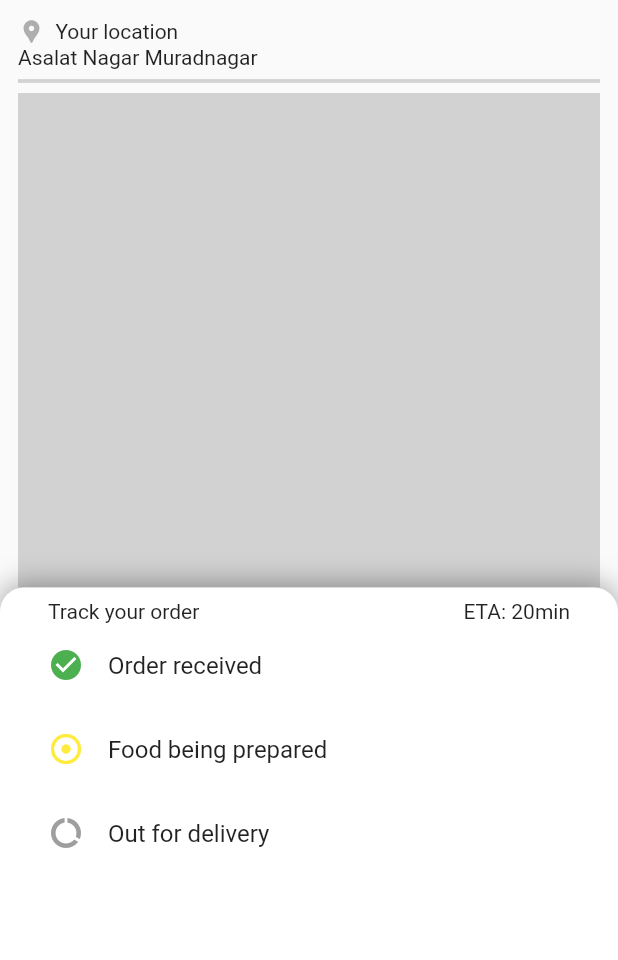
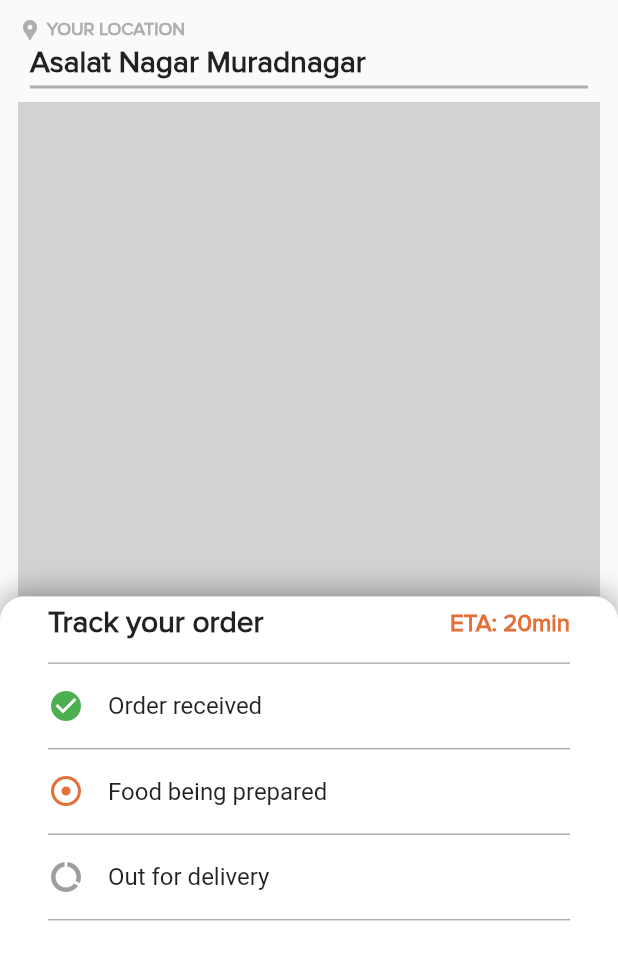
Before and after one commit to Ayush783/location_tracking_example, a Flutter app: the screen it shows after launch, on a phone screen of 412 x 824 dp. Shown: the top 960 px of the screen. Run offline on Flutter 3.47's test engine with Material 2 defaults, Android fonts, the phone set to English and light mode, and no system bars.

Commit message:
ui complete

```diff
--- a/lib/screen/homepage.dart
+++ b/lib/screen/homepage.dart
@@ -23,15 +23,43 @@ class Homepage extends StatelessWidget {
                       Icon(
                         Icons.location_pin,
                         color: Color(0xffAEAEAE),
-                        size: 18,
+                        size: 16,
                       ),
-                      Text('  Your location'),
+                      Text(
+                        ' YOUR LOCATION',
+                        style: TextStyle(
+                          fontFamily: 'nova',
+                          fontWeight: FontWeight.w600,
+                          color: Color(0xffaeaeae),
+                          fontSize: 12,
+                        ),
+                      ),
                     ],
                   ),
-                  Text('Asalat Nagar Muradnagar'),
-                  Divider(
-                    color: Color(0xffd2d2d2),
-                    thickness: 2.5,
+                  SizedBox(
+                    height: 4,
+                  ),
+                  Padding(
+                    padding: EdgeInsets.symmetric(horizontal: 8),
+                    child: Text(
+                      'Asalat Nagar Muradnagar',
+                      style: TextStyle(
+                        fontFamily: 'nova',
+                        fontWeight: FontWeight.w600,
+                        fontSize: 20,
+                      ),
+                    ),
+                  ),
+                  Padding(
+                    padding: EdgeInsets.symmetric(horizontal: 8),
+                    child: Divider(
+                      color: Color(0xffaeaeae),
+                      thickness: 2,
+                      height: 12,
+                    ),
+                  ),
+                  SizedBox(
+                    height: 4,
                   ),
                   Container(
                     height: size.height * 0.4,
@@ -64,11 +92,38 @@ class Homepage extends StatelessWidget {
                       Row(
                         mainAxisAlignment: MainAxisAlignment.spaceBetween,
                         children: [
-                          Text('Track your order'),
-                          Text('ETA: 20min'),
+                          Text(
+                            'Track your order',
+                            style: TextStyle(
+                              fontFamily: 'nova',
+                              fontWeight: FontWeight.bold,
+                              fontSize: 20,
+                            ),
+                          ),
+                          Text(
+                            'ETA: 20min',
+                            style: TextStyle(
+                              fontFamily: 'nova',
+                              fontWeight: FontWeight.bold,
+                              fontSize: 16,
+                              color: Color(0xffE37039),
+                            ),
+                          ),
                         ],
                       ),
-                      ListTile(
+                      SizedBox(
+                        height: 16,
+                      ),
+                      Container(
+                        decoration: BoxDecoration(
+                          border: Border(
+                            top: BorderSide(
+                              width: 1,
+                              color: Color(0xffaeaeae),
+                            ),
+                          ),
+                        ),
+                        child: ListTile(
                           leading: Icon(
                             Icons.check_circle,
                             color: Colors.green,
@@ -77,16 +132,40 @@ class Homepage extends StatelessWidget {
                           contentPadding: EdgeInsets.zero,
                           minLeadingWidth: 24,
                         ),
-                      ListTile(
+                      ),
+                      Container(
+                        decoration: BoxDecoration(
+                          border: Border(
+                            top: BorderSide(
+                              width: 1,
+                              color: Color(0xffaeaeae),
+                            ),
+                            bottom: BorderSide(
+                              width: 1,
+                              color: Color(0xffaeaeae),
+                            ),
+                          ),
+                        ),
+                        child: ListTile(
                           leading: Icon(
                             Icons.adjust_sharp,
-                          color: Colors.yellow,
+                            color: Color(0xffE37039),
                           ),
                           title: Text('Food being prepared'),
                           contentPadding: EdgeInsets.zero,
                           minLeadingWidth: 24,
                         ),
-                      ListTile(
+                      ),
+                      Container(
+                        decoration: BoxDecoration(
+                          border: Border(
+                            bottom: BorderSide(
+                              width: 1,
+                              color: Color(0xffaeaeae),
+                            ),
+                          ),
+                        ),
+                        child: ListTile(
                           leading: Icon(
                             Icons.data_usage,
                             color: Colors.grey,
@@ -94,6 +173,7 @@ class Homepage extends StatelessWidget {
                           title: Text('Out for delivery'),
                           contentPadding: EdgeInsets.zero,
                           minLeadingWidth: 24,
+                        ),
                       ),
                     ],
                   ),
```
Also changed, not shown: pubspec.yaml (+5 -49 lines), assets/fonts/ProximaNova-Regular.otf (added). Lines whose indentation alone changed are shown as unchanged.
